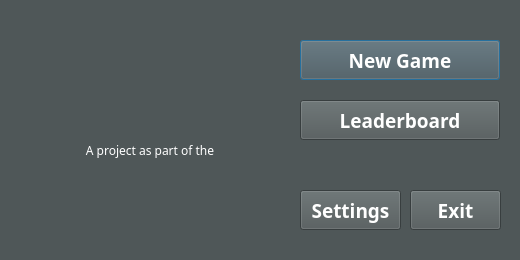
Old version of the form Zork_Qt_project/zorkhome.ui in the repository willoleary6/ZorkProject.
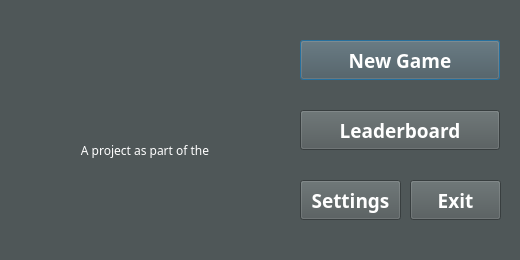
New version of the form. Icons and pictures are not drawn.

What changed in the file:
```diff
--- a/Zork_Qt_project/zorkhome.ui
+++ b/Zork_Qt_project/zorkhome.ui
@@ -238,7 +238,7 @@
    <property name="geometry">
     <rect>
      <x>410</x>
-     <y>190</y>
+     <y>180</y>
      <width>91</width>
      <height>40</height>
     </rect>
@@ -377,7 +377,7 @@
    <property name="geometry">
     <rect>
      <x>300</x>
-     <y>190</y>
+     <y>180</y>
      <width>101</width>
      <height>40</height>
     </rect>
@@ -537,7 +537,7 @@
    <property name="geometry">
     <rect>
      <x>300</x>
-     <y>100</y>
+     <y>110</y>
      <width>200</width>
      <height>40</height>
     </rect>
@@ -700,9 +700,9 @@
   <widget class="QLabel" name="label_2">
    <property name="geometry">
     <rect>
-     <x>60</x>
+     <x>50</x>
      <y>140</y>
-     <width>180</width>
+     <width>190</width>
      <height>20</height>
     </rect>
    </property>
```
